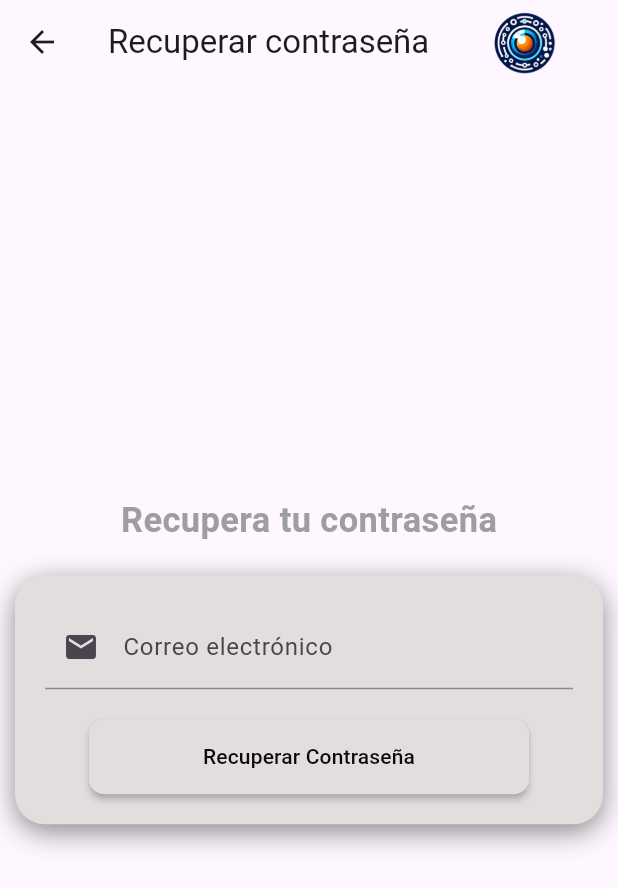
After one commit to jmanuel2023/TT2024_B004, a Flutter app: the InicioDeSesion screen opened by its route, after a tap on "¿Olvidaste tu contraseña?", on a phone screen of 412 x 824 dp. The commit adds this screen. Shown: the top 888 px of the screen. Run offline on Flutter 3.47's test engine with Material 3 defaults, Android fonts, the light colour scheme and no system bars; our stand-ins replace app_links, camera, email_validator, flutter_datetime_picker_plus, flutter_secure_storage, permission_handler; accounts and stored records are empty; network calls fail.

Commit message:
Inicio de sesion y recuperacion de contraseña

```diff
--- /dev/null
+++ b/lib/screens/EmailChangePassword.dart
@@ -0,0 +1,118 @@
+import 'package:email_validator/email_validator.dart';
+import 'package:flutter/material.dart';
+import 'package:skincanbe/screens/inicio_sesion.dart';
+import 'package:skincanbe/services/UserServices.dart';
+import 'package:skincanbe/widgets/boton_enviar.dart';
+import 'package:skincanbe/widgets/input_personalizado.dart';
+
+class EmailChangePassword extends StatefulWidget {
+  const EmailChangePassword({super.key});
+
+  @override
+  _EmailChangePasswordState createState() => _EmailChangePasswordState();
+}
+
+class _EmailChangePasswordState extends State<EmailChangePassword> {
+UserService userService = UserService("http://192.168.100.63:8080/");
+final TextEditingController _emailController = TextEditingController();
+  @override
+  Widget build(BuildContext context) {
+    final ancho = MediaQuery.of(context).size;
+    return Scaffold(
+      appBar: AppBar( //La propiedad appBar de Scaffold, es para dar diseño a la barra superior que tiene por defecto cada pantalla, si no se pone esta propiedad, la propiedad body ocupara todo el espacio de la pantalla
+          leading: IconButton(icon: const Icon(Icons.arrow_back), //La propiedad leading del widget AppBar, es para poder dar mas funcionalidades y/o caracteristicas al icono de retroceso
+          onPressed: (){
+            Navigator.push(context, //La propiedad onPressed indica cuando este icono de retroceso es presionado
+            MaterialPageRoute(builder: (context) => const InicioDeSesion()) //Aqui se indica la pantalla a la que se va a navegar
+            );
+          },
+          ),
+          title: Row( //La propiedad title del widget AppBar, nos permite agregar otros widgets a un lado del icono de retroceso.
+            children: [ //El widget Row se utiliza para poder poner widgets uno a un lado del otro.
+              Text("Recuperar contraseña"),
+              SizedBox(width: ancho.width * 0.1), //El widget SizedBox es para poder dar un espacio entre filas(rows).
+              Image.asset("assets/images/logo.png", width: 45, height: 45), //Este widget nos sirve para poder poner una imagen, esta imagen esta alojada dentro del prpoyecto en la carpeta assets/images/
+            ],
+          ),
+        ),
+      body: Center(
+        child: Container(
+          padding: EdgeInsets.all(10),
+          child: SingleChildScrollView(
+            child: Column(
+              children: [
+              Align( //Este widget es para alinear el contenido
+                alignment: Alignment.topCenter,
+                child: Text("Recupera tu contraseña",style: TextStyle( //Texto de que se alinea
+                  color: Colors.grey,
+                  fontSize: 23,
+                  fontWeight: FontWeight.bold,
+                ),),
+              ),
+              SizedBox(height: 20,),
+              Container(
+                padding: EdgeInsets.all(20),
+                decoration: BoxDecoration( //Este widget se utiliza cuando queremos darr estilos a un contenedor.
+                  color: Color.fromARGB(255, 226, 222, 222),
+                  borderRadius: BorderRadius.circular(20),
+                  boxShadow: const [                          //Aqui se le da un estilo al container que contendra los botones
+                    BoxShadow(
+                      color: Colors.black45,
+                      blurRadius: 15,
+                      offset: Offset(0, 5)
+                    )
+                  ]),
+                child: Form(
+                  child: Column(
+                    children: [
+                      CustomInputField(hint: "Introduce tu correo", label: "Correo electrónico", icon: Icon(Icons.email),
+                      controller: _emailController
+                      ),
+                      SizedBox(height: 20,),
+                      SubmitButton(text: "Recuperar Contraseña", onPressed: _enviarSolicitudEmail,)
+                    ],
+                  ),
+                ),
+              ),
+              ],
+            ),
+          ),
+        ),
+      ),
+    );
+  }
+
+  void _enviarSolicitudEmail() async {
+  final email = _emailController.text;
+
+  // Verificación de que el email sea válido
+  if (EmailValidator.validate(email)) {
+    // Llamamos al servicio para la comunicación con el backend
+    final resultado = await userService.recuperarPassword(email);
+
+    // Manejo de la respuesta
+    if (resultado == 'Correo enviado') {
+      ScaffoldMessenger.of(context).showSnackBar(SnackBar(
+        content: Text("Correo enviado para recuperar contraseña"),
+      ));
+      Navigator.push(
+        context,
+        MaterialPageRoute(builder: (context) => const InicioDeSesion()),
+      );
+    } else if (resultado == 'Correo no registrado') {
+      ScaffoldMessenger.of(context).showSnackBar(SnackBar(
+        content: Text("Correo no registrado"),
+      ));
+    } else {
+      ScaffoldMessenger.of(context).showSnackBar(SnackBar(
+        content: Text("Ocurrió un error. Inténtalo de nuevo."),
+      ));
+    }
+  } else {
+    ScaffoldMessenger.of(context).showSnackBar(SnackBar(
+      content: Text("Correo inválido"),
+    ));
+  }
+}
+
+}
--- a/lib/screens/inicio_sesion.dart
+++ b/lib/screens/inicio_sesion.dart
@@ -9,6 +9,8 @@
 
 import 'package:email_validator/email_validator.dart';
 import 'package:flutter/material.dart';
+import 'package:flutter/widgets.dart';
+import 'package:skincanbe/screens/EmailChangePassword.dart';
 import 'package:skincanbe/screens/pantalla_entrada.dart';
 import 'package:skincanbe/screens/pantalla_principal.dart';
 import 'package:skincanbe/screens/registro.dart';
@@ -16,7 +18,6 @@ import 'package:skincanbe/services/AuthenticationService.dart';
 import 'package:skincanbe/widgets/boton_enviar.dart';
 import 'package:skincanbe/widgets/input_personalizado.dart';
 
-void main() => runApp(const InicioDeSesion());
 
 /**
  * En esta pantalla se hace el inicio de sesion(Login) del usuario
@@ -148,7 +149,6 @@ final TextEditingController passwordController = TextEditingController();
                           )
                           )
                           ).then((_) {
-                              // Muestra el mensaje emergente después de la navegación
                              _showWelcomeDialog(context, nombre, apellidos);
                             });
                       } else{
@@ -165,6 +165,15 @@ final TextEditingController passwordController = TextEditingController();
                         ));
                     }
                   }),
+                  SizedBox(height: 10,),
+                  TextButton(onPressed: (){
+                    Navigator.push(context,
+                    MaterialPageRoute(builder: (context) => const EmailChangePassword()));
+                  }, child: Text("¿Olvidaste tu contraseña?",
+                      style: TextStyle(
+                        color: Colors.black),
+                      ),
+                  ),
                   SizedBox(height: 30,),
                   TextButton(onPressed: (){ //Aqui se usa el widget TextButton que convierte un texto en un boton
                     Navigator.push(context,
@@ -173,7 +182,7 @@ final TextEditingController passwordController = TextEditingController();
                   child: Text("¿Aun no tienes cuenta? Registrate aqui", //texto del textbutton
                   style: TextStyle(
                     color: Color.fromARGB(239, 8, 8, 8),
-                  )))
+                  ))),
                   ],
               ),
             ),
@@ -186,7 +195,6 @@ final TextEditingController passwordController = TextEditingController();
     showDialog(
     context: context,
     builder: (BuildContext context) {
-      // Esto permite que el dialog se cierre automáticamente después de 5 segundos
       Future.delayed(Duration(seconds: 5), () {
         Navigator.of(context).pop(true);
       });
@@ -206,4 +214,6 @@ final TextEditingController passwordController = TextEditingController();
     },
   );
   }
+
+
 }
--- a/lib/screens/pantalla_entrada.dart
+++ b/lib/screens/pantalla_entrada.dart
@@ -108,7 +108,7 @@ class PantallaEntrada extends StatefulWidget {
               child: Icon(Icons.camera_alt),))
           ]),
             Historial(),
-            Perfil()
+            Perfil(nombre: widget.nombre!, apellidos: widget.apellidos!,correo: widget.correo!)
           ],
         ),
 
--- a/lib/services/AuthenticationService.dart
+++ b/lib/services/AuthenticationService.dart
@@ -19,7 +19,11 @@ class AuthenticationService {
       print(data);
       await _storage.write(key: "token", value: data['token']);
       return data;
-    } else {
+    } else if(response.statusCode == 401){
+      final data2 = jsonDecode(response.body);
+      return data2;
+    }else {
+      print(response.statusCode);
       throw Exception('Error al iniciar sesión');
     }
   }
```
Also changed, not shown: lib/main.dart (+18 -3 lines), lib/screens/perfil.dart (+11 -4 lines), lib/screens/registro.dart (+11 -14 lines), lib/screens/resetPassword.dart (added, +126 -0 lines), lib/services/UserServices.dart (+65 -0 lines), 1 other file.
